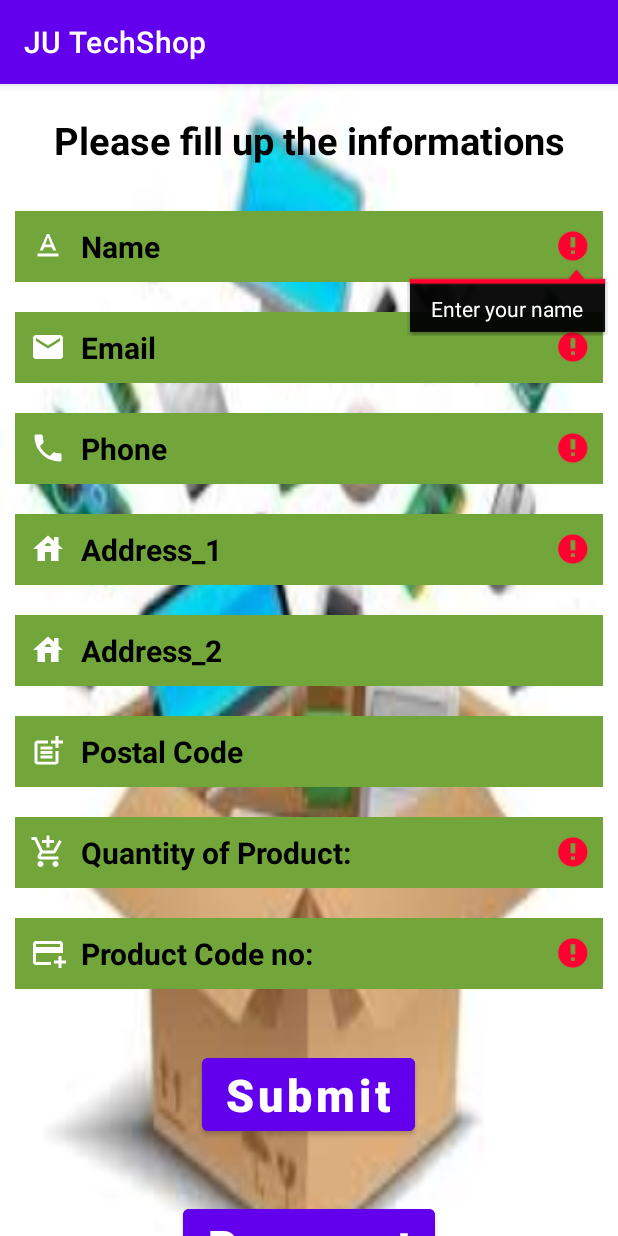
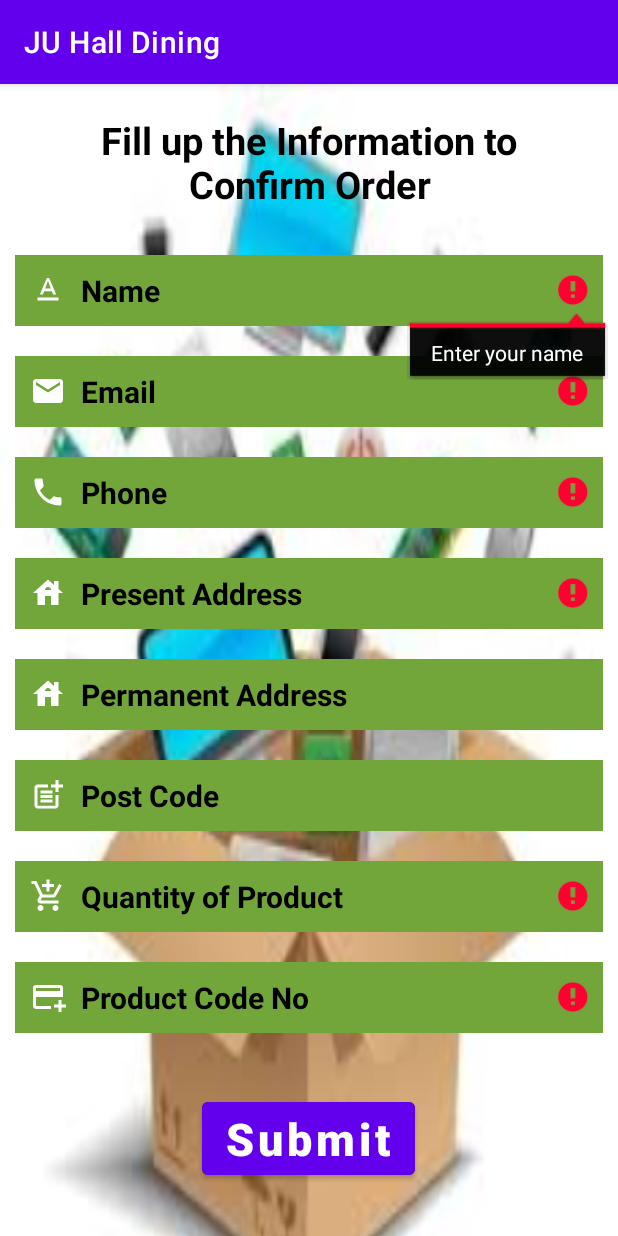
Before and after one commit to abdulmukit98/techshopJU, an Android app: the screen it shows after launch (MainActivity), after a tap on "Submit", on a phone screen of 412 x 824 dp. Run offline under Robolectric (Android 15) with nearby library versions, the phone set to English and light mode, and no system bars.

Commit message:
New update

```diff
--- a/app/src/main/java/com/example/text/Bkash.java
+++ b/app/src/main/java/com/example/text/Bkash.java
@@ -7,10 +7,7 @@ import android.os.Bundle;
 
 public class Bkash extends AppCompatActivity {
 
-    /**
-     * Creating Connection with "activity_bkash". <br>
-     * @param savedInstanceState
-     */
+
     @Override
     protected void onCreate(Bundle savedInstanceState) {
         super.onCreate(savedInstanceState);
--- a/app/src/main/java/com/example/text/Cash.java
+++ b/app/src/main/java/com/example/text/Cash.java
@@ -6,10 +6,6 @@ import android.os.Bundle;
 
 public class Cash extends AppCompatActivity {
 
-    /**
-     * Creating connection with "activity_cash". <br>
-     * @param savedInstanceState
-     */
 
     @Override
     protected void onCreate(Bundle savedInstanceState) {
--- a/app/src/main/java/com/example/text/MainActivity.java
+++ b/app/src/main/java/com/example/text/MainActivity.java
@@ -13,7 +13,7 @@ import android.widget.EditText;
 import android.widget.TextView;
 import android.widget.Toast;
 
-import com.example.text.testModel.TestClass;
+//import com.example.text.testModel.TestClass;
 
 public class MainActivity extends AppCompatActivity {
 
@@ -23,17 +23,11 @@ public class MainActivity extends AppCompatActivity {
     private Boolean VALIDATOR = true;
 
     AlertDialog.Builder builder;
-    TestClass testClass = new TestClass();
+    //TestClass testClass = new TestClass();
 
     Button payment1, payment2;
 
-    /**
-     * <p>
-     * Creating connection with "activity_main". <br>
-     * Finding name, email, phone, quantity, code_id, payment. <br>
-     * @param savedInstanceState
-     * </p>
-     */
+
     @Override
     protected void onCreate(Bundle savedInstanceState) {
         super.onCreate(savedInstanceState);
@@ -60,10 +54,7 @@ public class MainActivity extends AppCompatActivity {
 
 
         button.setOnClickListener(new View.OnClickListener() {
-            /**
-             *
-             * @param view
-             */
+
             @Override
             public void onClick(View view) {
 
@@ -78,45 +69,45 @@ public class MainActivity extends AppCompatActivity {
                 String codee = code.getText().toString();
 
 
-                //if (codee.isEmpty()) {
-                if (testClass.msgCheck(codee)) {
+                if (codee.isEmpty()) {
+                //if (testClass.msgCheck(codee)) {
                     code.setError("Product Code...?");
                     code.requestFocus();
                     isValid(false);
                 }
 
-                //if (quantityy.isEmpty()) {
-                if (testClass.msgCheck(quantityy)) {
+                if (quantityy.isEmpty()) {
+               // if (testClass.msgCheck(quantityy)) {
                     quantity.setError("Number of Products?");
                     quantity.requestFocus();
                     isValid(false);
 
                 }
 
-                //if (add11.isEmpty()) {
-                if (testClass.msgCheck(add11)) {
+                if (add11.isEmpty()) {
+                //if (testClass.msgCheck(add11)) {
                     add1.setError("Your Address");
                     add1.requestFocus();
                     isValid(false);
                 }
 
-                //if(phonee.isEmpty()){
-                if (testClass.msgCheck(phonee)) {
+                if(phonee.isEmpty()){
+                //if (testClass.msgCheck(phonee)) {
                     phone.setError("Your Phone Number Please");
                     phone.requestFocus();
                     isValid(false);
                 }
 
-                //if (emaill.isEmpty()) {
-                if (testClass.msgCheck(emaill)) {
+                if (emaill.isEmpty()) {
+                //if (testClass.msgCheck(emaill)) {
                     email.setError("Please provide an email");
                     email.requestFocus();
                     isValid(false);
 
                 }
 
-                //if (name1.isEmpty()) {
-                if (testClass.msgCheck(name1)) {
+                if (name1.isEmpty()) {
+                //if (testClass.msgCheck(name1)) {
                     name.setError("Enter your name");
                     name.requestFocus();
                     isValid(false);
@@ -150,10 +141,7 @@ public class MainActivity extends AppCompatActivity {
 
 
         payment.setOnClickListener(new View.OnClickListener() {
-            /**
-             *
-             * @param view
-             */
+
             @Override
             public void onClick(View view) {
                 Intent intent = new Intent(getApplicationContext(), Payment.class);
@@ -162,10 +150,7 @@ public class MainActivity extends AppCompatActivity {
         });
 
         payment1.setOnClickListener(new View.OnClickListener() {
-            /**
-             *
-             * @param view
-             */
+
             @Override
             public void onClick(View view) {
                 Intent intent = new Intent(getApplicationContext(), Payment.class);
@@ -174,10 +159,7 @@ public class MainActivity extends AppCompatActivity {
         });
 
         payment2.setOnClickListener(new View.OnClickListener() {
-            /**
-             *
-             * @param view
-             */
+
             @Override
             public void onClick(View view) {
                 name.requestFocus();
@@ -189,10 +171,7 @@ public class MainActivity extends AppCompatActivity {
 
     }
 
-    /**
-     *
-     * @param validation
-     */
+
 
     public void isValid(Boolean validation) {
         VALIDATOR = validation;
--- a/app/src/main/java/com/example/text/testModel/TestClass.java
+++ /dev/null
@@ -1,21 +0,0 @@
-package com.example.text.testModel;
-
-public class TestClass {
-
-    public TestClass() {
-
-    }
-
-    /**
-     * Creating A Function for Unit Testing
-     * Test Functons
-      */
-
-    public boolean msgCheck(String msg)
-    {
-        if (msg.isEmpty())
-            return true;
-        else return false;
-    }
-
-}
--- a/app/src/main/res/layout/activity_main.xml
+++ b/app/src/main/res/layout/activity_main.xml
@@ -25,7 +25,7 @@
             <TextView
                 android:layout_width="match_parent"
                 android:layout_height="wrap_content"
-                android:text="Please fill up the informations"
+                android:text="Fill up the Information to Confirm Order"
                 android:textColor="@color/black"
                 android:padding="10dp"
                 android:textStyle="bold"
@@ -110,7 +110,7 @@
                 android:layout_width="match_parent"
                 android:layout_height="wrap_content"
                 android:drawableLeft="@drawable/ic_baseline_house_24"
-                android:hint="Address_1"
+                android:hint="Present Address"
                 android:textSize="20sp"
                 android:textStyle="bold"
                 android:background="@color/perfect"
@@ -129,7 +129,7 @@
                 android:id="@+id/add2_id"
                 android:layout_width="match_parent"
                 android:layout_height="wrap_content"
-                android:hint="Address_2"
+                android:hint="Permanent Address"
                 android:drawableLeft="@drawable/ic_baseline_house_24"
                 android:textSize="20sp"
                 android:textStyle="bold"
@@ -150,7 +150,7 @@
                 android:id="@+id/post_id"
                 android:layout_width="match_parent"
                 android:layout_height="wrap_content"
-                android:hint="Postal Code"
+                android:hint="Post Code"
                 android:textSize="20sp"
                 android:textStyle="bold"
                 android:drawableLeft="@drawable/ic_baseline_post_add_24"
@@ -171,7 +171,7 @@
                 android:id="@+id/quantity_id"
                 android:layout_width="match_parent"
                 android:layout_height="wrap_content"
-                android:hint="Quantity of Product:"
+                android:hint="Quantity of Product "
                 android:drawableLeft="@drawable/ic_baseline_add_shopping_cart_24"
                 android:textSize="20sp"
                 android:textStyle="bold"
@@ -191,7 +191,7 @@
                 android:id="@+id/code_id"
                 android:layout_width="match_parent"
                 android:layout_height="wrap_content"
-                android:hint="Product Code no:"
+                android:hint="Product Code No "
                 android:textSize="20sp"
                 android:textStyle="bold"
                 android:drawableLeft="@drawable/ic_baseline_add_card_24"
--- a/app/src/main/res/values/strings.xml
+++ b/app/src/main/res/values/strings.xml
@@ -1,3 +1,3 @@
 <resources>
-    <string name="app_name">JU TechShop</string>
+    <string name="app_name">JU Hall Dining</string>
 </resources>
```
Also changed, not shown: app/src/main/java/com/example/text/Payment.java (+3 -12 lines), 2 other files.
